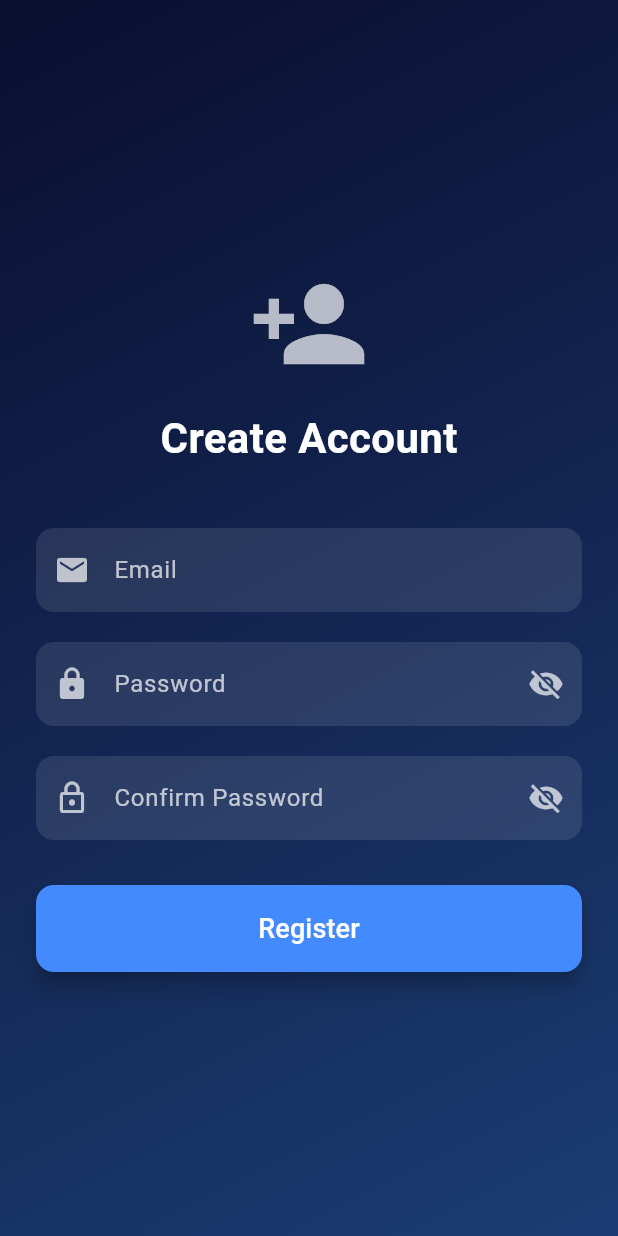
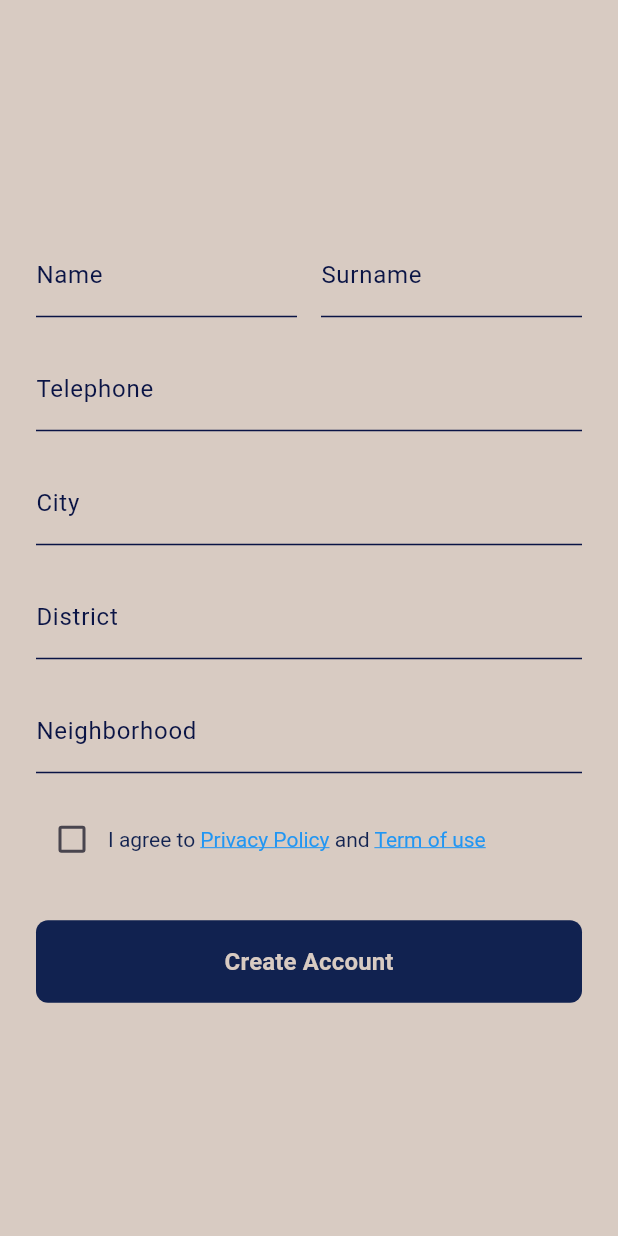
Before and after one commit to gonulgulsen/water_wise, a Flutter app: the RegisterPage screen opened directly, on a phone screen of 412 x 824 dp. Run offline on Flutter 3.47's test engine with Material 3 defaults, Android fonts, the phone set to English and light mode, and no system bars.

Commit message:
Tasarım gereksinimleri eklendi.

```diff
--- a/lib/screens/register_page.dart
+++ b/lib/screens/register_page.dart
@@ -1,6 +1,9 @@
 import 'package:flutter/material.dart';
+import 'package:flutter/services.dart';
+import 'home_page.dart';
 import '../utils/snackbar.dart';
-import 'home_page.dart';
+import '../utils/statusbar.dart';
+import '../utils/dialogs.dart';
 
 class RegisterPage extends StatefulWidget {
   const RegisterPage({super.key});
@@ -10,156 +13,236 @@ class RegisterPage extends StatefulWidget {
 }
 
 class _RegisterPageState extends State<RegisterPage> {
-  final _emailController = TextEditingController();
-  final _passwordController = TextEditingController();
-  final _confirmPasswordController = TextEditingController();
-  bool _obscurePassword = true;
+  final _formKey = GlobalKey<FormState>();
 
-  void _register() {
-    if (_emailController.text.isEmpty ||
-        _passwordController.text.isEmpty ||
-        _confirmPasswordController.text.isEmpty) {
-      showErrorMessage(context, "Lütfen tüm alanları doldurun");
+  final _nameController = TextEditingController();
+  final _surnameController = TextEditingController();
+  final _phoneController = TextEditingController();
+  final _cityController = TextEditingController();
+  final _districtController = TextEditingController();
+  final _neighborhoodController = TextEditingController();
+
+  bool _agreedToTerms = false;
+
+  // özel karakter tespiti
+  final _lettersSpacesTR = RegExp(r'^[A-Za-zÇĞİÖŞÜçğıöşü\s]+$');
+
+  void _submitIfValid() {
+    if (!_formKey.currentState!.validate()) {
+      showErrorMessage(context, "Please fill out the form correctly");
       return;
     }
-    if (_passwordController.text != _confirmPasswordController.text) {
-      showErrorMessage(context, "Şifreler eşleşmiyor");
+    if (!_agreedToTerms) {
+      showErrorMessage(context, "You must agree to the terms");
       return;
     }
 
-    showSuccessMessage(context, "Kayıt başarılı");
-    // şimdilik doğrudan home page'e yönlendiriyoruz
+    showSuccessDialog(
+      context,
+      "Your account has been successfully created.",
+      onOk: () {
         Navigator.pushReplacement(
           context,
           MaterialPageRoute(builder: (context) => const HomePage()),
+        );
+      },
+    );
+  }
+
+  InputDecoration _underlineDecoration(String label) {
+    return InputDecoration(
+      labelText: label,
+      labelStyle: const TextStyle(color: Color(0xFF0A1445)),
+      enabledBorder: const UnderlineInputBorder(
+        borderSide: BorderSide(color: Color(0xFF0A1445)),
+      ),
+      focusedBorder: const UnderlineInputBorder(
+        borderSide: BorderSide(color: Color(0xFF0A1445), width: 2),
+      ),
     );
   }
 
   @override
   Widget build(BuildContext context) {
+    setStatusBarDarkIcons();
+
     return Scaffold(
       body: Container(
-        decoration: const BoxDecoration(
-          gradient: LinearGradient(
-            colors: [Color(0xFF0A0E2F), Color(0xFF1B3C73)],
-            begin: Alignment.topLeft,
-            end: Alignment.bottomRight,
-          ),
-        ),
+        color: const Color(0xFFD8CBC2),
         child: Center(
           child: SingleChildScrollView(
             padding: const EdgeInsets.all(24.0),
+            child: Form(
+              key: _formKey,
               child: Column(
                 children: [
-                const Icon(Icons.person_add, size: 80, color: Colors.white70),
-                const SizedBox(height: 16),
-                const Text(
-                  "Create Account",
-                  style: TextStyle(
-                    fontSize: 28,
-                    fontWeight: FontWeight.bold,
-                    color: Colors.white,
+                  Row(
+                    children: [
+                      Expanded(
+                        child: TextFormField(
+                          controller: _nameController,
+                          decoration: _underlineDecoration("Name"),
+                          validator: (v) {
+                            if (v == null || v.trim().isEmpty) {
+                              return "Name is required";
+                            }
+                            if (!_lettersSpacesTR.hasMatch(v.trim())) {
+                              return "Only letters and spaces are allowed";
+                            }
+                            return null;
+                          },
                         ),
                       ),
-                const SizedBox(height: 40),
-
-                TextField(
-                  controller: _emailController,
-                  style: const TextStyle(color: Colors.white),
-                  decoration: InputDecoration(
-                    prefixIcon: const Icon(Icons.email, color: Colors.white70),
-                    labelText: "Email",
-                    labelStyle: const TextStyle(color: Colors.white70),
-                    filled: true,
-                    fillColor: Colors.white.withOpacity(0.1),
-                    border: OutlineInputBorder(
-                      borderRadius: BorderRadius.circular(12),
-                      borderSide: BorderSide.none,
+                      const SizedBox(width: 16),
+                      Expanded(
+                        child: TextFormField(
+                          controller: _surnameController,
+                          decoration: _underlineDecoration("Surname"),
+                          validator: (v) {
+                            if (v == null || v.trim().isEmpty) {
+                              return "Surname is required";
+                            }
+                            if (!_lettersSpacesTR.hasMatch(v.trim())) {
+                              return "Only letters and spaces are allowed";
+                            }
+                            return null;
+                          },
                         ),
                       ),
+                    ],
                   ),
                   const SizedBox(height: 20),
 
-                TextField(
-                  controller: _passwordController,
-                  obscureText: _obscurePassword,
-                  style: const TextStyle(color: Colors.white),
-                  decoration: InputDecoration(
-                    prefixIcon: const Icon(Icons.lock, color: Colors.white70),
-                    labelText: "Password",
-                    labelStyle: const TextStyle(color: Colors.white70),
-                    filled: true,
-                    fillColor: Colors.white.withOpacity(0.1),
-                    border: OutlineInputBorder(
-                      borderRadius: BorderRadius.circular(12),
-                      borderSide: BorderSide.none,
-                    ),
-                    suffixIcon: IconButton(
-                      icon: Icon(
-                        _obscurePassword
-                            ? Icons.visibility_off
-                            : Icons.visibility,
-                        color: Colors.white70,
-                      ),
-                      onPressed: () {
-                        setState(() {
-                          _obscurePassword = !_obscurePassword;
-                        });
+                  // telefon no
+                  TextFormField(
+                    controller: _phoneController,
+                    keyboardType: TextInputType.phone,
+                    inputFormatters: [
+                      FilteringTextInputFormatter.digitsOnly,
+                      LengthLimitingTextInputFormatter(11),
+                    ],
+                    decoration: _underlineDecoration("Telephone"),
+                    validator: (v) {
+                      if (v == null || v.isEmpty) {
+                        return "Phone number is required";
+                      }
+                      if (v.length < 10 || v.length > 11) {
+                        return "Phone number must be 10 or 11 digits";
+                      }
+                      return null;
                     },
-                    ),
-                  ),
                   ),
                   const SizedBox(height: 20),
 
-                TextField(
-                  controller: _confirmPasswordController,
-                  obscureText: _obscurePassword,
-                  style: const TextStyle(color: Colors.white),
-                  decoration: InputDecoration(
-                    prefixIcon: const Icon(
-                      Icons.lock_outline,
-                      color: Colors.white70,
+                  // şehir
+                  TextFormField(
+                    controller: _cityController,
+                    decoration: _underlineDecoration("City"),
+                    validator: (v) {
+                      if (v == null || v.trim().isEmpty) {
+                        return "City is required";
+                      }
+                      if (!_lettersSpacesTR.hasMatch(v.trim())) {
+                        return "Only letters and spaces are allowed";
+                      }
+                      return null;
+                    },
                   ),
-                    labelText: "Confirm Password",
-                    labelStyle: const TextStyle(color: Colors.white70),
-                    filled: true,
-                    fillColor: Colors.white.withOpacity(0.1),
-                    border: OutlineInputBorder(
-                      borderRadius: BorderRadius.circular(12),
-                      borderSide: BorderSide.none,
+                  const SizedBox(height: 20),
+
+                  // ilçe
+                  TextFormField(
+                    controller: _districtController,
+                    decoration: _underlineDecoration("District"),
+                    validator: (v) {
+                      if (v == null || v.trim().isEmpty) {
+                        return "District is required";
+                      }
+                      if (!_lettersSpacesTR.hasMatch(v.trim())) {
+                        return "Only letters and spaces are allowed";
+                      }
+                      return null;
+                    },
                   ),
-                    suffixIcon: IconButton(
-                      icon: Icon(
-                        _obscurePassword
-                            ? Icons.visibility_off
-                            : Icons.visibility,
-                        color: Colors.white70,
+                  const SizedBox(height: 20),
+
+                  // mahalle
+                  TextFormField(
+                    controller: _neighborhoodController,
+                    decoration: _underlineDecoration("Neighborhood"),
+                    validator: (v) {
+                      if (v == null || v.trim().isEmpty) {
+                        return "Neighborhood is required";
+                      }
+                      if (!_lettersSpacesTR.hasMatch(v.trim())) {
+                        return "Only letters and spaces are allowed";
+                      }
+                      return null;
+                    },
                   ),
-                      onPressed: () {
+                  const SizedBox(height: 20),
+
+                  // terms kontrolü
+                  Row(
+                    children: [
+                      Checkbox(
+                        value: _agreedToTerms,
+                        onChanged: (v) {
                           setState(() {
-                          _obscurePassword = !_obscurePassword;
+                            _agreedToTerms = v ?? false;
                           });
                         },
+                        activeColor: const Color(0xFF112250),
+                      ),
+                      Expanded(
+                        child: RichText(
+                          text: const TextSpan(
+                            text: "I agree to ",
+                            style: TextStyle(color: Color(0xFF112250)),
+                            children: [
+                              TextSpan(
+                                text: "Privacy Policy",
+                                style: TextStyle(
+                                  color: Colors.blue,
+                                  decoration: TextDecoration.underline,
                                 ),
                               ),
+                              TextSpan(text: " and "),
+                              TextSpan(
+                                text: "Term of use",
+                                style: TextStyle(
+                                  color: Colors.blue,
+                                  decoration: TextDecoration.underline,
+                                ),
+                              ),
+                            ],
+                          ),
+                        ),
+                      )
+                    ],
                   ),
                   const SizedBox(height: 30),
 
+                  // create account butonu
                   SizedBox(
                     width: double.infinity,
                     child: ElevatedButton(
-                    onPressed: _register,
+                      onPressed: _submitIfValid,
                       style: ElevatedButton.styleFrom(
+                        backgroundColor: const Color(0xFF112250),
+                        shape: RoundedRectangleBorder(
+                          borderRadius: BorderRadius.circular(8),
+                        ),
                         padding: const EdgeInsets.symmetric(vertical: 16),
-                      backgroundColor: Colors.blueAccent,
-                      shape: RoundedRectangleBorder(
-                        borderRadius: BorderRadius.circular(12),
-                      ),
-                      elevation: 6,
+                        elevation: 0,
                       ),
                       child: const Text(
-                      "Register",
-                      style: TextStyle(fontSize: 18, color: Colors.white),
+                        "Create Account",
+                        style: TextStyle(
+                          fontSize: 16,
+                          fontWeight: FontWeight.bold,
+                          color: Color(0xFFD8CBC2),
+                        ),
                       ),
                     ),
                   ),
@@ -168,6 +251,7 @@ class _RegisterPageState extends State<RegisterPage> {
             ),
           ),
         ),
+      ),
     );
   }
 }
--- a/pubspec.yaml
+++ b/pubspec.yaml
@@ -57,6 +57,9 @@ flutter:
   # the material Icons class.
   uses-material-design: true
 
+  assets:
+    - assets/images/
+
   # To add assets to your application, add an assets section, like this:
   # assets:
   #   - images/a_dot_burr.jpeg
```
Also changed, not shown: lib/screens/forgot_password_page.dart (+61 -31 lines), lib/screens/login_page.dart (+127 -82 lines), lib/utils/dialogs.dart (added, +80 -0 lines), lib/utils/snackbar.dart (+1 -26 lines), assets/images/logo.png (added), assets/images/water-wise-logo.png (added). Lines whose indentation alone changed are shown as unchanged.
